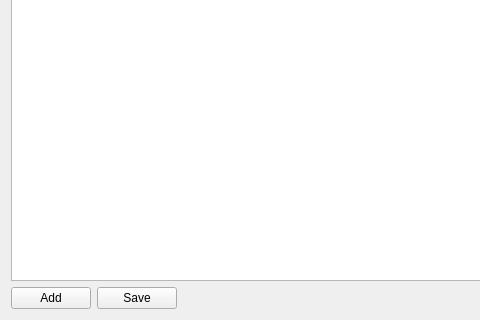
This is src/forms/booksection.ui in yunag/QLibraryManagementSystem as Qt 5 draws it before an edit; both pictures show x 0 to 480 and y 411 to 731 of the 1059 by 731 pixel window. The edited form follows.
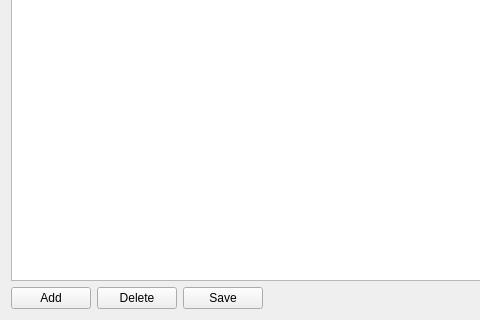
This is the edited form.

What changed in the file:
```diff
--- a/src/forms/booksection.ui
+++ b/src/forms/booksection.ui
@@ -241,6 +241,13 @@
        </property>
       </widget>
      </item>
+     <item>
+      <widget class="QPushButton" name="deleteButton">
+       <property name="text">
+        <string>Delete</string>
+       </property>
+      </widget>
+     </item>
      <item>
       <widget class="QPushButton" name="saveChangesButton">
        <property name="text">
```
Left out of the diff: 18 changed lines with no effect on the pictures.
